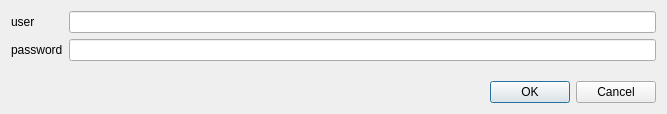
Old version of the form Sipfun/authenticationdialog.ui in the repository rbbrnc/QTWidgets.
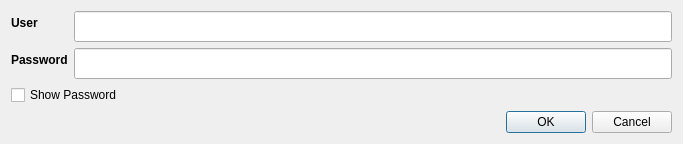
New version of the form.

```diff
--- a/Sipfun/authenticationdialog.ui
+++ b/Sipfun/authenticationdialog.ui
@@ -6,8 +6,8 @@
    <rect>
     <x>0</x>
     <y>0</y>
-    <width>667</width>
-    <height>114</height>
+    <width>683</width>
+    <height>140</height>
    </rect>
   </property>
   <property name="windowTitle">
@@ -18,30 +18,57 @@
     <layout class="QFormLayout" name="formLayout">
      <item row="0" column="0">
       <widget class="QLabel" name="label">
+       <property name="font">
+        <font>
+         <weight>75</weight>
+         <bold>true</bold>
+        </font>
+       </property>
        <property name="text">
-        <string>user</string>
+        <string>User</string>
        </property>
       </widget>
      </item>
      <item row="0" column="1">
-      <widget class="QLineEdit" name="userLineEdit"/>
+      <widget class="QLineEdit" name="userLineEdit">
+       <property name="font">
+        <font>
+         <pointsize>14</pointsize>
+        </font>
+       </property>
+      </widget>
      </item>
      <item row="1" column="0">
       <widget class="QLabel" name="label_2">
+       <property name="font">
+        <font>
+         <weight>75</weight>
+         <bold>true</bold>
+        </font>
+       </property>
        <property name="text">
-        <string>password</string>
+        <string>Password</string>
        </property>
       </widget>
      </item>
      <item row="1" column="1">
       <widget class="QLineEdit" name="passwordLineEdit">
-       <property name="echoMode">
-        <enum>QLineEdit::PasswordEchoOnEdit</enum>
+       <property name="font">
+        <font>
+         <pointsize>14</pointsize>
+        </font>
        </property>
       </widget>
      </item>
     </layout>
    </item>
+   <item>
+    <widget class="QCheckBox" name="showPasswordCheckBox">
+     <property name="text">
+      <string>Show Password</string>
+     </property>
+    </widget>
+   </item>
    <item>
     <widget class="QDialogButtonBox" name="buttonBox">
      <property name="orientation">
```
